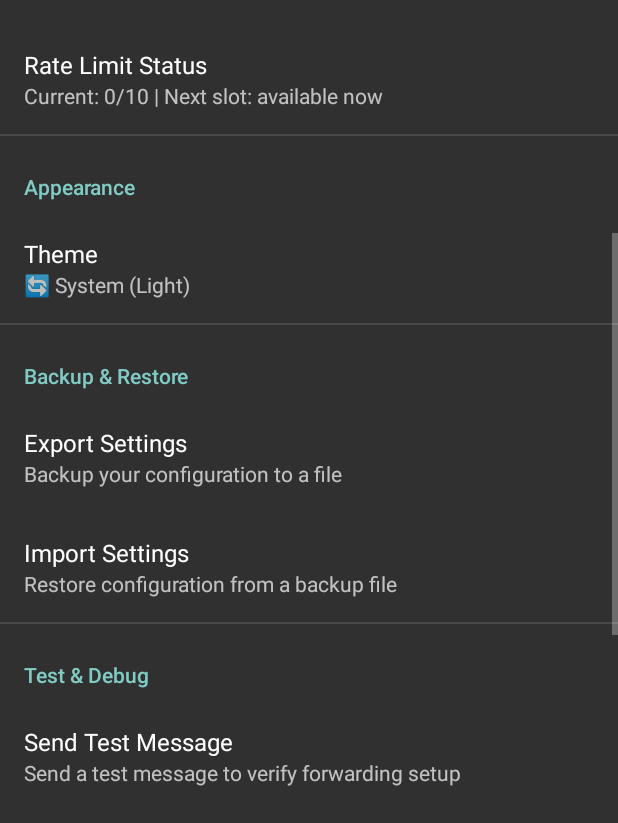
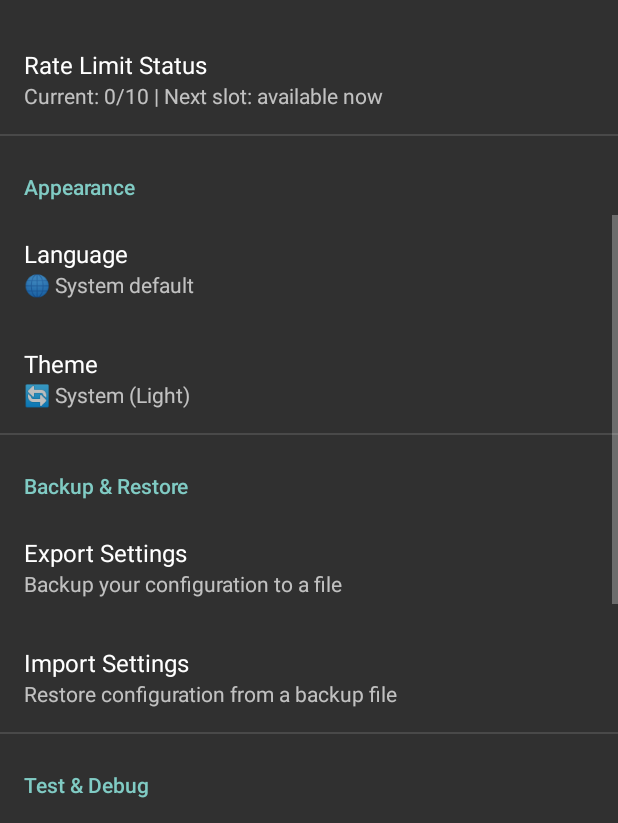
Before and after one commit to hermesthecat/SMS-Forward, an Android app: the screen it shows after launch (MainActivity), scrolled down 1074 dp, on a phone screen of 412 x 824 dp, the part 413-1236 px from its top. Run offline under Robolectric (Android 15) with nearby library versions, the phone set to English and light mode, and no system bars; our stand-ins replace androidx.preference; libraries missing offline, so code that uses them is left out: jakarta.mail, jakarta.mail.internet.

Commit message:
Update app version to 1.11.0, introducing multi-language support with Turkish and English localization. Implement runtime language switching, message format localization, and comprehensive language management. Enhance user experience with language selection in settings and culturally adapted translations. Update documentation to reflect new features and mark completion in the development roadmap.

```diff
--- a/app/build.gradle
+++ b/app/build.gradle
@@ -5,8 +5,8 @@ android {
     defaultConfig {
         applicationId "com.keremgok.smsforward"
         minSdkVersion 25
-        versionCode 11
-        versionName "1.10.0"
+        versionCode 12
+        versionName "1.11.0"
         testInstrumentationRunner "android.support.test.runner.AndroidJUnitRunner"
     }
     buildTypes {
--- a/app/src/main/AndroidManifest.xml
+++ b/app/src/main/AndroidManifest.xml
@@ -8,6 +8,7 @@
     <uses-permission android:name="android.permission.ACCESS_NETWORK_STATE" />
 
     <application
+        android:name=".SmsForwardApplication"
         android:allowBackup="true"
         android:icon="@mipmap/ic_launcher"
         android:label="@string/app_name"
--- a/app/src/main/java/com/keremgok/smsforward/MainActivity.java
+++ b/app/src/main/java/com/keremgok/smsforward/MainActivity.java
@@ -26,6 +26,10 @@ public class MainActivity extends AppCompatActivity {
 
     @Override
     protected void onCreate(Bundle savedInstanceState) {
+        // Initialize language before calling super.onCreate()
+        LanguageManager languageManager = new LanguageManager(this);
+        languageManager.applyLanguage();
+
         // Initialize theme before calling super.onCreate()
         ThemeManager.initializeTheme(this);
 
@@ -52,6 +56,7 @@ public class MainActivity extends AppCompatActivity {
         private NetworkStatusManager networkStatusManager;
         private Preference connectionStatusPreference;
         private ThemeManager themeManager;
+        private LanguageManager languageManager;
         private SettingsBackupManager backupManager;
         private MessageHistoryDbHelper historyDbHelper;
 
@@ -68,6 +73,9 @@ public class MainActivity extends AppCompatActivity {
 
             // Initialize theme manager
             themeManager = new ThemeManager(getContext());
+
+            // Initialize language manager
+            languageManager = new LanguageManager(getContext());
 
             // Initialize backup manager
             backupManager = new SettingsBackupManager(getContext());
@@ -148,6 +156,31 @@ public class MainActivity extends AppCompatActivity {
 
                 // Update rate limit status summary
                 updateRateLimitStatusSummary(rateLimitStatusPreference);
+            }
+
+            // Set up language preference listener
+            androidx.preference.ListPreference languagePreference = findPreference(getString(R.string.key_language));
+            if (languagePreference != null) {
+                // Set initial summary
+                updateLanguageSummary(languagePreference);
+
+                languagePreference.setOnPreferenceChangeListener(new androidx.preference.Preference.OnPreferenceChangeListener() {
+                    @Override
+                    public boolean onPreferenceChange(androidx.preference.Preference preference, Object newValue) {
+                        String newLanguage = (String) newValue;
+
+                        // Apply the new language
+                        languageManager.setLanguage(newLanguage);
+
+                        // Update summary
+                        updateLanguageSummary((androidx.preference.ListPreference) preference);
+
+                        // Show restart dialog
+                        showLanguageRestartDialog();
+
+                        return true;
+                    }
+                });
             }
 
             // Set up theme preference listener
@@ -585,6 +618,48 @@ public class MainActivity extends AppCompatActivity {
             }
         }
 
+        private void updateLanguageSummary(androidx.preference.ListPreference preference) {
+            if (languageManager == null) {
+                return;
+            }
+
+            try {
+                String currentLanguage = languageManager.getSelectedLanguage();
+                String[] languageEntries = getResources().getStringArray(R.array.language_entries);
+                String[] languageValues = getResources().getStringArray(R.array.language_values);
+
+                for (int i = 0; i < languageValues.length; i++) {
+                    if (languageValues[i].equals(currentLanguage)) {
+                        preference.setSummary(languageEntries[i]);
+                        break;
+                    }
+                }
+            } catch (Exception e) {
+                preference.setSummary("Error reading language setting");
+            }
+        }
+
+        private void showLanguageRestartDialog() {
+            if (getContext() == null) return;
+
+            new AlertDialog.Builder(getContext())
+                    .setTitle(getString(R.string.language_title))
+                    .setMessage(getString(R.string.language_restart_required))
+                    .setPositiveButton("OK", new DialogInterface.OnClickListener() {
+                        @Override
+                        public void onClick(DialogInterface dialog, int which) {
+                            // Restart the app
+                            if (getActivity() != null) {
+                                Intent intent = getActivity().getIntent();
+                                getActivity().finish();
+                                startActivity(intent);
+                            }
+                        }
+                    })
+                    .setNegativeButton("Later", null)
+                    .show();
+        }
+
         private void updateThemeSummary(androidx.preference.ListPreference preference) {
             if (themeManager == null) {
                 return;
--- a/app/src/main/java/com/keremgok/smsforward/MessageQueueProcessor.java
+++ b/app/src/main/java/com/keremgok/smsforward/MessageQueueProcessor.java
@@ -223,12 +223,12 @@ public class MessageQueueProcessor {
             switch (forwarderType) {
                 case "SmsForwarder":
                     String targetNumber = config.getString("targetNumber");
-                    return new SmsForwarder(targetNumber);
+                    return new SmsForwarder(targetNumber, context);
 
                 case "TelegramForwarder":
                     String targetId = config.getString("targetId");
                     String apiKey = config.getString("apiKey");
-                    return new TelegramForwarder(targetId, apiKey);
+                    return new TelegramForwarder(targetId, apiKey, context);
 
                 case "JsonWebForwarder":
                     String targetUrl = config.getString("targetUrl");
@@ -245,7 +245,7 @@ public class MessageQueueProcessor {
                     InternetAddress from = new InternetAddress(fromAddress);
                     InternetAddress[] to = { new InternetAddress(toAddress) };
 
-                    return new EmailForwarder(from, to, host, (short) port, username, password);
+                    return new EmailForwarder(from, to, host, (short) port, username, password, context);
 
                 default:
                     Log.e(TAG, "Unknown forwarder type: " + forwarderType);
--- /dev/null
+++ b/app/src/main/java/com/keremgok/smsforward/SmsForwardApplication.java
@@ -0,0 +1,18 @@
+package com.keremgok.smsforward;
+
+import android.app.Application;
+
+/**
+ * Custom Application class to initialize language settings at app startup
+ */
+public class SmsForwardApplication extends Application {
+
+    @Override
+    public void onCreate() {
+        super.onCreate();
+
+        // Initialize language settings
+        LanguageManager languageManager = new LanguageManager(this);
+        languageManager.applyLanguage();
+    }
+}
--- a/app/src/main/res/values/arrays.xml
+++ b/app/src/main/res/values/arrays.xml
@@ -20,4 +20,16 @@
         <item>dark</item>
         <item>system</item>
     </string-array>
+
+    <!-- Language options -->
+    <string-array name="language_entries">
+        <item>🇺🇸 English</item>
+        <item>🇹🇷 Türkçe</item>
+        <item>🌐 System default</item>
+    </string-array>
+    <string-array name="language_values">
+        <item>en</item>
+        <item>tr</item>
+        <item>system</item>
+    </string-array>
 </resources>
--- a/app/src/main/res/values/strings.xml
+++ b/app/src/main/res/values/strings.xml
@@ -99,6 +99,12 @@
     <string name="theme_mode_title">Theme</string>
     <string name="theme_mode_summary">Choose light, dark, or system theme</string>
     <string name="theme_system_fallback">System mode uses battery saver on Android 9 and below</string>
+
+    <!-- Language -->
+    <string name="key_language">language</string>
+    <string name="language_title">Language</string>
+    <string name="language_summary">Choose app language</string>
+    <string name="language_restart_required">App restart required for language change to take effect</string>
     <string name="connection_online">%1$s Online (%2$s)</string>
     <string name="connection_offline">🔴 Offline</string>
     <string name="connection_unknown">❓ Unknown</string>
@@ -132,5 +138,11 @@
     <string name="clear_history_confirmation">Are you sure you want to delete all message history? This action cannot be undone.</string>
     <string name="history_cleared">Message history cleared successfully</string>
     <string name="history_empty">No message history available</string>
-    <string name="history_stats_format">Total: %1$d | Success: %2$d (%.1f%%) | Failed: %3$d</string>
+    <string name="history_stats_format" formatted="false">Total: %1$d | Success: %2$d (%.1f%%) | Failed: %3$d</string>
+
+    <!-- Message Formats -->
+    <string name="sms_message_format">From %1$s:\n%2$s\nReceived at: %3$s</string>
+    <string name="telegram_message_format">Message from %1$s:\n%2$s\nReceived at: %3$s</string>
+    <string name="email_subject_format">SMS from: %1$s</string>
+    <string name="email_body_format">%1$s\n\nReceived at: %2$s</string>
 </resources>
--- a/app/src/main/res/xml/root_preferences.xml
+++ b/app/src/main/res/xml/root_preferences.xml
@@ -144,6 +144,15 @@
         app:title="@string/header_appearance">
 
         <ListPreference
+            android:key="@string/key_language"
+            android:title="@string/language_title"
+            android:summary="@string/language_summary"
+            android:defaultValue="system"
+            android:entries="@array/language_entries"
+            android:entryValues="@array/language_values"
+            app:iconSpaceReserved="false" />
+
+        <ListPreference
             android:key="@string/key_theme_mode"
             android:title="@string/theme_mode_title"
             android:summary="@string/theme_mode_summary"
```
Also changed, not shown: app/src/main/java/com/keremgok/smsforward/EmailForwarder.java (+50 -2 lines), app/src/main/java/com/keremgok/smsforward/LanguageManager.java (added, +125 -0 lines), app/src/main/java/com/keremgok/smsforward/SmsForwarder.java (+16 -1 lines), app/src/main/java/com/keremgok/smsforward/SmsReceiver.java (+4 -3 lines), app/src/main/java/com/keremgok/smsforward/TelegramForwarder.java (+24 -1 lines), 5 other files.
